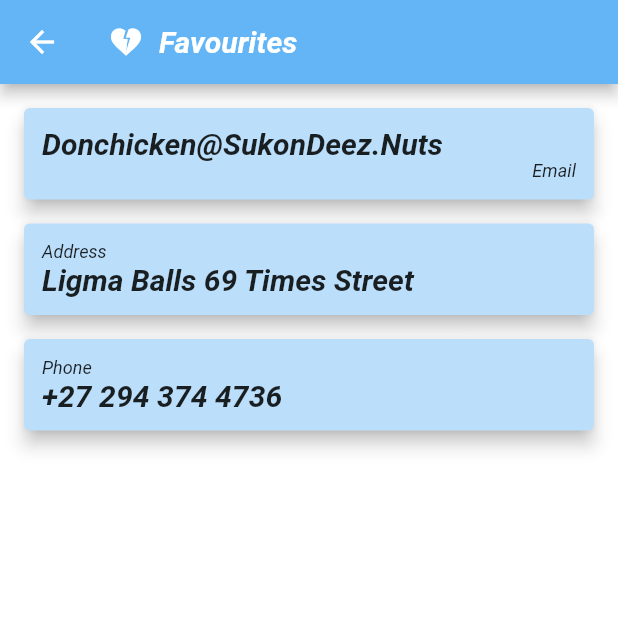
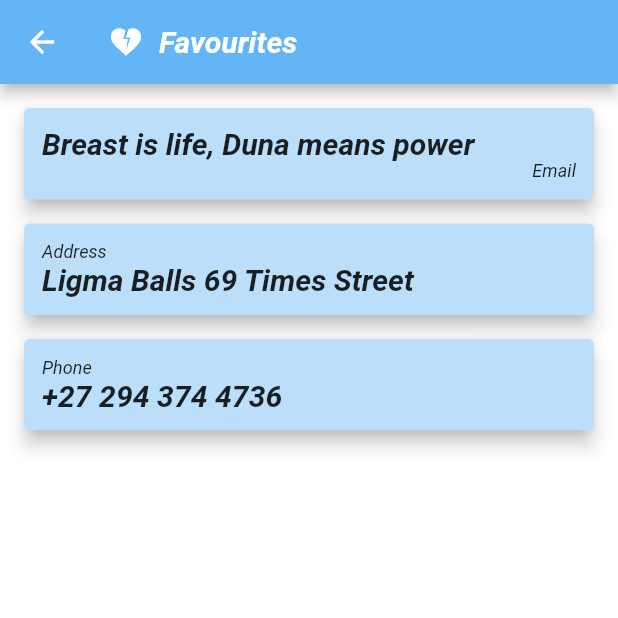
Before and after one commit to Aquarius-blake/level2, a Flutter app: the Fav screen opened by its route, on a phone screen of 412 x 824 dp, the top half of it. Run offline on Flutter 3.47's test engine with Material 2 defaults, Android fonts, the phone set to English and light mode, and no system bars.

Commit message:
Minor update

```diff
--- a/lib/pages/Fav.dart
+++ b/lib/pages/Fav.dart
@@ -44,7 +44,7 @@ fontWeight: FontWeight.bold,
                 crossAxisAlignment: CrossAxisAlignment.stretch,
                 children: [
                   Text(
-                    "Donchicken@SukonDeez.Nuts",
+                    "Breast is life, Duna means power",
                     style: TextStyle(
                         fontWeight: FontWeight.bold,
                         fontStyle: FontStyle.italic,
```
